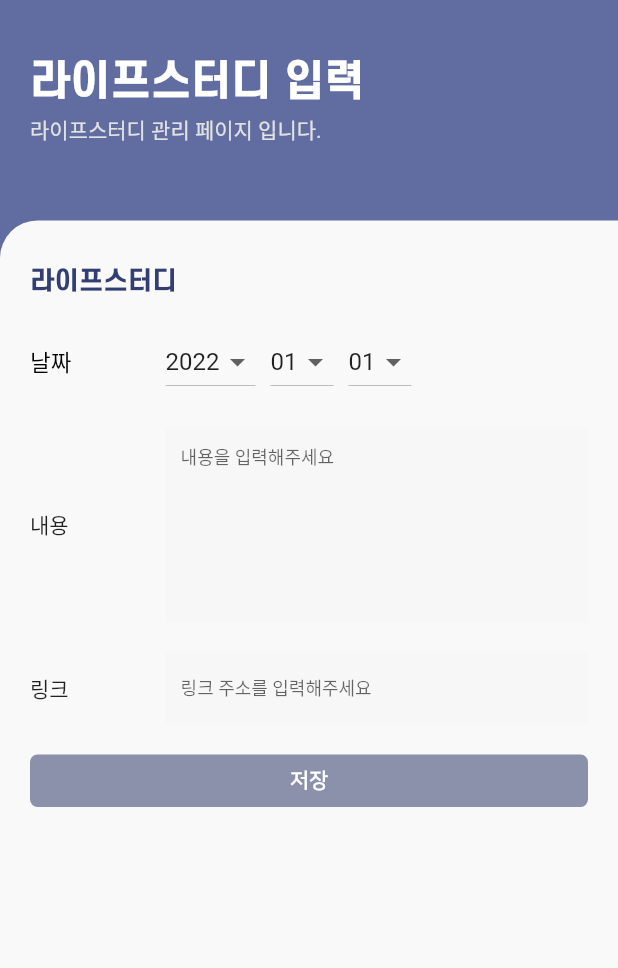
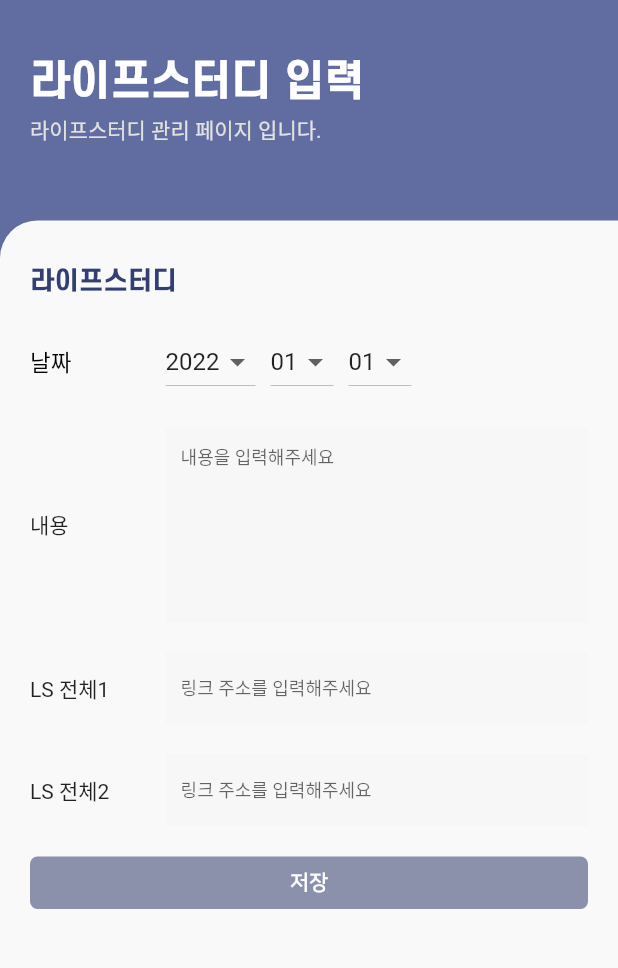
Before and after one commit to Leedw-dev00/ansan_church, a Flutter app: the LifeStudy screen opened directly, on a phone screen of 412 x 824 dp, the part 63-1031 px from its top. Run offline on Flutter 3.47's test engine with Material 2 defaults, Android fonts, the phone set to English and light mode, and no system bars; our stand-ins replace fluttertoast, get, percent_indicator, shared_preferences; missing offline and left inert: custom_check_box; accounts and stored records are empty; network calls fail.

Commit message:
211228 commit

```diff
--- a/lib/adminmode_page.dart
+++ b/lib/adminmode_page.dart
@@ -10,6 +10,8 @@ import 'allmember_page.dart';
 import 'group_page.dart';
 import 'lifestudy.dart';
 
+
+
 class AdminMode extends StatefulWidget {
   const AdminMode({Key? key}) : super(key: key);
 
@@ -18,6 +20,7 @@ class AdminMode extends StatefulWidget {
 }
 
 class _AdminModeState extends State<AdminMode> {
+
   @override
   Widget build(BuildContext context) {
     return Scaffold(
@@ -433,6 +436,7 @@ class _AdminModeState extends State<AdminMode> {
                                 ),
                               ), //공지사항
                               SizedBox(height: 15),
+
                               GestureDetector(
                                 onTap: () {
                                   Navigator.push(
--- a/lib/datas/lifestudy_data.dart
+++ b/lib/datas/lifestudy_data.dart
@@ -6,13 +6,14 @@ class LifeStudyData {
   static const UPDATE_FOOT_ACTION = "footnote";
 
   static Future<String> updateLifeStudy(
-      String content, String url, String date) async {
+      String content, String url, String url2, String date) async {
     try {
       var map = Map<String, dynamic>();
       map['action'] = UPDATE_ACTION;
       map['content'] = content;
       map['date'] = date;
       map['url'] = url;
+      map['url2'] = url2;
       final response = await http.post(Uri.parse(ROOT), body: map);
       print('User updateLifeStudy Result : ${response.body}');
       if (200 == response.statusCode) {
--- a/lib/group_page.dart
+++ b/lib/group_page.dart
@@ -104,7 +104,7 @@ class _GroupPageState extends State<GroupPage> {
                               height: MediaQuery.of(context).size.height - 200,
                               child: ListView.builder(
                                   controller: subController,
-                                  itemCount: 10,
+                                  itemCount: 50,
                                   itemBuilder:
                                       (BuildContext context, int index) {
                                     return Padding(
--- a/lib/home_page.dart
+++ b/lib/home_page.dart
@@ -17,7 +17,7 @@ import 'datas/testimony_data.dart';
 import 'login_page.dart';
 
 
-
+final controller = Get.put(ReactiveController());
 class Home extends StatefulWidget {
   const Home({Key? key, required this.callback}) : super(key: key);
   final Function(int) callback;
@@ -543,7 +543,7 @@ class _HomeState extends State<Home> {
                                                         alignment: Alignment.center,
                                                         child: FittedBox(
                                                           child: Text(
-                                                            '스터디 링크1',
+                                                            'LS 전체1',
                                                             style: TextStyle(
                                                                 fontFamily:
                                                                 'NanumSquareEB',
@@ -576,7 +576,7 @@ class _HomeState extends State<Home> {
                                                         alignment: Alignment.center,
                                                         child: FittedBox(
                                                           child: Text(
-                                                            '스터디 링크2',
+                                                            'LS 전체2',
                                                             style: TextStyle(
                                                                 fontFamily:
                                                                 'NanumSquareEB',
@@ -970,7 +970,7 @@ class _HomeState extends State<Home> {
                                                         SizedBox(height: 20),
                                                       ],
                                                     ),
-                                                  ),
+                                                ),
                                                 );
                                               },
                                               child: Text(
--- a/lib/jindo_chart.dart
+++ b/lib/jindo_chart.dart
@@ -32,6 +32,7 @@ class _JindoChartState extends State<JindoChart> {
       setState(() {
         _pList = value;
       });
+      print('asd$value');
     });
     scrollController =
         ScrollController(initialScrollOffset: (50 * (month - 1)).toDouble());
--- a/lib/lifestudy.dart
+++ b/lib/lifestudy.dart
@@ -64,6 +64,7 @@ class _LifeStudyState extends State<LifeStudy> {
   String _dayValue = '01';
   TextEditingController contentController = TextEditingController();
   TextEditingController urlController = TextEditingController();
+  TextEditingController urlController2 = TextEditingController();
 
   @override
   void initState() {
@@ -251,12 +252,40 @@ class _LifeStudyState extends State<LifeStudy> {
                                   SizedBox(height: 20),
                                   Row(
                                     children: [
-                                      Expanded(flex: 2, child: Text('링크')),
+                                      Expanded(flex: 2, child: Text('LS 전체1')),
                                       SizedBox(width: 20),
                                       Expanded(
                                         flex: 8,
                                         child: TextField(
                                           controller: urlController,
+                                          style: TextStyle(
+                                            fontSize: 15,
+                                          ),
+                                          maxLines: 1,
+                                          decoration: InputDecoration(
+                                            border: InputBorder.none,
+                                            hintText: "링크 주소를 입력해주세요",
+                                            hintStyle: TextStyle(
+                                              fontSize: 12,
+                                            ),
+                                            fillColor: Color(0xFFF7F7F7),
+                                            filled: true,
+                                            contentPadding: EdgeInsets.fromLTRB(
+                                                10.0, 10.0, 10.0, 12.0),
+                                          ),
+                                        ),
+                                      ),
+                                    ],
+                                  ),
+                                  SizedBox(height: 20),
+                                  Row(
+                                    children: [
+                                      Expanded(flex: 2, child: Text('LS 전체2')),
+                                      SizedBox(width: 20),
+                                      Expanded(
+                                        flex: 8,
+                                        child: TextField(
+                                          controller: urlController2,
                                           style: TextStyle(
                                             fontSize: 15,
                                           ),
@@ -284,6 +313,7 @@ class _LifeStudyState extends State<LifeStudy> {
                                       LifeStudyData.updateLifeStudy(
                                               contentController.text,
                                               urlController.text,
+                                              urlController2.text,
                                               date)
                                           .then((value) {
                                         if (value == "true") {
--- a/lib/login_page.dart
+++ b/lib/login_page.dart
@@ -180,7 +180,12 @@ class _LoginPageState extends State<LoginPage> {
                           SizedBox(height: 30),
                           GestureDetector(
                             onTap: () {
-                              _userLogin(phoneController.text);
+                              if(phoneController.text != ""){
+                                _userLogin(phoneController.text);
+                              }else{
+                                Get.snackbar("로그인 실패", "로그인에 실패하였습니다\n아이디 또는 비밀번호 확인 후 다시 시도해주세요");
+                              }
+
                             },
                             child: Container(
                               width: MediaQuery.of(context).size.width,
--- a/lib/models/progress_chart_model.dart
+++ b/lib/models/progress_chart_model.dart
@@ -26,7 +26,7 @@ class ProgressChart {
       id: json['id'] as String,
       date: json['date'] as String,
       content2: json['content2'] as String,
-      footnote: json['footnote'] as String,
+      footnote: json['footnote'] == null ? "" : json['footnote'] as String,
       lifeStudy: json['lifestudy'] == null ? "" : json['lifestudy'] as String,
       lifeStudyAll:
           json['lifestudy_all'] == null ? "" : json['lifestudy_all'] as String,
--- a/lib/signup_page.dart
+++ b/lib/signup_page.dart
@@ -238,7 +238,7 @@ class _SignupPageState extends State<SignupPage> {
                                         },
                                       ),
                                       SizedBox(width: 5,),
-                                      Text('선택2 (본문+각)', style:
+                                      Text('선택2 (본문+각주)', style:
                                       TextStyle(
                                           fontSize: 12.0
                                       ),
@@ -267,7 +267,7 @@ class _SignupPageState extends State<SignupPage> {
                                         },
                                       ),
                                       SizedBox(width: 5,),
-                                      Text('선택3 (본문주+각주+라이프스터디)', style:
+                                      Text('선택3 (본문+각주+라이프스터디)', style:
                                       TextStyle(
                                           fontSize: 12.0
                                       ),
--- a/pubspec.yaml
+++ b/pubspec.yaml
@@ -15,7 +15,7 @@ publish_to: 'none' # Remove this line if you wish to publish to pub.dev
 # In iOS, build-name is used as CFBundleShortVersionString while build-number used as CFBundleVersion.
 # Read more about iOS versioning at
 # https://developer.apple.com/library/archive/documentation/General/Reference/InfoPlistKeyReference/Articles/CoreFoundationKeys.html
-version: 1.0.0+1
+version: 1.0.3+4
 
 environment:
   sdk: ">=2.12.0 <3.0.0"
```
Also changed, not shown: lib/Approval_sub.dart (+8 -3 lines), lib/memo_bible.dart (+18 -8 lines), 33 other files.
